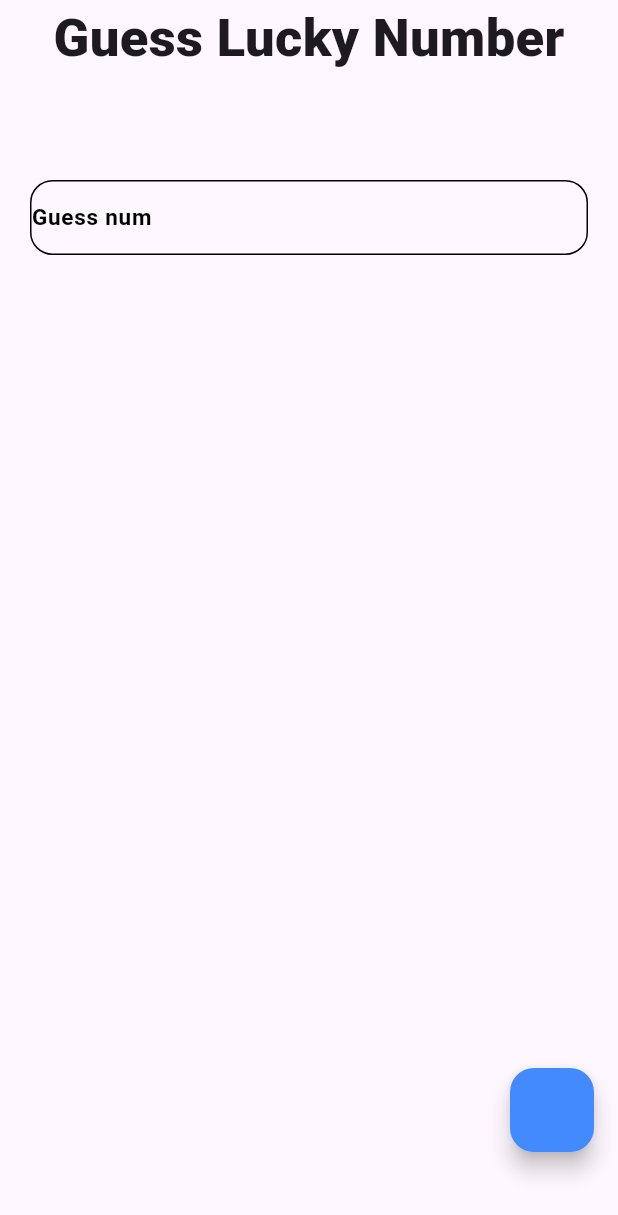
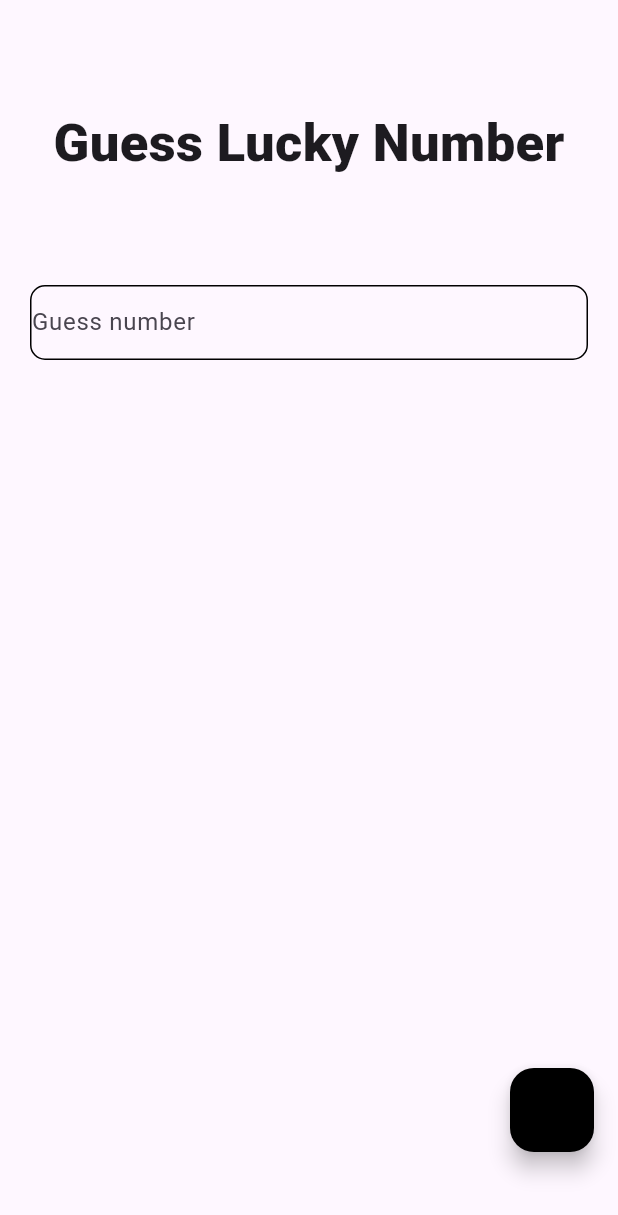
Before and after one commit to rehman3512/guess-lucky-num, a Flutter app: the screen it shows after launch, on a phone screen of 412 x 824 dp. Shown: the top 1215 px of the screen. Run offline on Flutter 3.47's test engine with Material 3 defaults, Android fonts, the phone set to English and light mode, and no system bars; our stand-ins replace get.

Commit message:
Update lucky_number.dart

```diff
--- a/lib/lucky_number.dart
+++ b/lib/lucky_number.dart
@@ -1,6 +1,100 @@
+// import 'package:flutter/material.dart';
+// import 'package:get/get.dart';
+// import 'dart:math';
+//
+// class lucky extends StatefulWidget {
+//   const lucky({super.key});
+//
+//   @override
+//   State<lucky> createState() => _luckyState();
+// }
+//
+// class _luckyState extends State<lucky> {
+//   TextEditingController numController = TextEditingController();
+//   int randomnum(){
+//     Random random=Random();
+//     return random.nextInt(9)+1;
+//   }
+//   @override
+//   Widget build(BuildContext context) {
+//     return Scaffold(
+//       floatingActionButton: Column(
+//         mainAxisAlignment: MainAxisAlignment.end,
+//         children: [
+//           FloatingActionButton(
+//               onPressed: (){
+//                 int num= int.parse(numController.text);
+//                 int lucky = randomnum();
+//                 if(num==lucky)
+//                   {
+//                     Get.defaultDialog(
+//                       title: "Conratulations...!",
+//                       content: Text("You Win",style: TextStyle(fontSize: 20,
+//                          fontWeight: FontWeight.w400),),
+//                       actions: [ Row(
+//                         mainAxisAlignment: MainAxisAlignment.spaceEvenly,
+//                         children: [
+//                         Text("Lucky num:$lucky"),
+//                         TextButton(onPressed: (){
+//                           numController.clear();
+//                           Navigator.pop(context);
+//                         }, child: Text("Okay"),
+//                         ),
+//                        ],),
+//                       ],
+//                     );
+//                   }
+//                 else
+//                   {
+//                     Get.defaultDialog(
+//                       title: "Bad luck...!",
+//                       content: Text("You lose",style: TextStyle(fontSize: 20,
+//                           fontWeight: FontWeight.w400)),
+//                       actions: [Row(
+//                         mainAxisAlignment: MainAxisAlignment.spaceEvenly,
+//                         children: [
+//                         Text("Luckynum=$lucky"),
+//                         TextButton(onPressed: (){
+//                           Navigator.pop(context);
+//                           numController.clear();
+//                         }, child: Text("Try again"))
+//                       ],)],
+//                     );
+//                   }
+//               },
+//             backgroundColor: Colors.blueAccent,),
+//           SizedBox(height: 40,),
+//         ],
+//       ),
+//       body: Column(children: [
+//       Text("Guess Lucky Number",style: TextStyle(
+//             fontWeight: FontWeight.w800,fontSize: 35,),),
+//           SizedBox(height: 70,),
+//         Container(  margin: EdgeInsets.only(left: 20,right: 20,bottom: 5),
+//           decoration: BoxDecoration(
+//             borderRadius: BorderRadius.circular(15),
+//             border: Border.all(),
+//           ),
+//           child: TextFormField(
+//             controller: numController,
+//             decoration: InputDecoration(
+//               border: InputBorder.none,
+//               hintText: "Guess num",
+//               hintStyle: TextStyle(
+//                 fontWeight: FontWeight.w600,fontSize: 15,
+//                 color: Colors.black,),
+//             ),
+//           ),
+//         ),
+//         SizedBox(height: 20,),
+//       ],),
+//     );
+//   }
+// }
+
+import 'dart:math';
 import 'package:flutter/material.dart';
 import 'package:get/get.dart';
-import 'dart:math';
 
 class lucky extends StatefulWidget {
   const lucky({super.key});
@@ -11,7 +105,7 @@ class lucky extends StatefulWidget {
 
 class _luckyState extends State<lucky> {
   TextEditingController numController = TextEditingController();
-  int randomnum(){
+  int randomnumber(){
     Random random=Random();
     return random.nextInt(9)+1;
   }
@@ -21,14 +115,14 @@ class _luckyState extends State<lucky> {
       floatingActionButton: Column(
         mainAxisAlignment: MainAxisAlignment.end,
         children: [
-          FloatingActionButton(
-              onPressed: (){
-                int num= int.parse(numController.text);
-                int lucky = randomnum();
+          FloatingActionButton(onPressed: (){
+            int num=int.parse(numController.text);
+            int lucky=randomnumber();
             if(num==lucky)
             {
               Get.defaultDialog(
-                      title: "Conratulations...!",
+                backgroundColor: Colors.grey,
+                title: "Congratulations...!",
                 content: Text("You Win",style: TextStyle(fontSize: 20,
                     fontWeight: FontWeight.w400),),
                 actions: [ Row(
@@ -40,54 +134,68 @@ class _luckyState extends State<lucky> {
                       Navigator.pop(context);
                     }, child: Text("Okay"),
                     ),
-                       ],),
                   ],
+                )],
               );
             }
             else
             {
               Get.defaultDialog(
-                      title: "Bad luck...!",
-                      content: Text("You lose",style: TextStyle(fontSize: 20,
-                          fontWeight: FontWeight.w400)),
+                backgroundColor: Colors.grey,
+                title: "You lose...!",
+                content: Text("Better luck next time",style: TextStyle(fontSize: 20,
+                    fontWeight: FontWeight.w400),),
                 actions: [Row(
                   mainAxisAlignment: MainAxisAlignment.spaceEvenly,
                   children: [
-                        Text("Luckynum=$lucky"),
+                    Text("Lucky num:$lucky"),
                     TextButton(onPressed: (){
+                      numController.clear();
                       Navigator.pop(context);
-                          numController.clear();
-                        }, child: Text("Try again"))
-                      ],)],
+                    }, child: Text("Play again"),
+                    ),
+                  ],
+                )],
               );
             }
-              },
-            backgroundColor: Colors.blueAccent,),
+          },backgroundColor: Colors.black,
+          ),
           SizedBox(height: 40,),
         ],
       ),
-      body: Column(children: [
+      body: Column(
+        children: [
+          SizedBox(height: 70,),
           Text("Guess Lucky Number",style: TextStyle(
             fontWeight: FontWeight.w800,fontSize: 35,),),
           SizedBox(height: 70,),
-        Container(  margin: EdgeInsets.only(left: 20,right: 20,bottom: 5),
+          Container(
+            margin: EdgeInsets.only(left: 20,right: 20,bottom: 5),
             decoration: BoxDecoration(
-            borderRadius: BorderRadius.circular(15),
+              //color: Colors.blueAccent,
+              borderRadius: BorderRadius.circular(10),
               border: Border.all(),
             ),
             child: TextFormField(
               controller: numController,
+              keyboardType: TextInputType.number,
               decoration: InputDecoration(
                 border: InputBorder.none,
-              hintText: "Guess num",
-              hintStyle: TextStyle(
-                fontWeight: FontWeight.w600,fontSize: 15,
-                color: Colors.black,),
+                hintText: "Guess number",
               ),
             ),
           ),
-        SizedBox(height: 20,),
-      ],),
+          // InkWell( onTap: (){},
+          //   child: Container(height: 45,width: 200,
+          //   decoration: BoxDecoration(
+          //     border: Border.all(),
+          //     borderRadius: BorderRadius.circular(15),
+          //   ),
+          //     child: Center(child: Text("confirm"),),
+          //   ),
+          // ),
+        ],
+      ),
     );
   }
 }
```
Lines whose indentation alone changed are shown as unchanged.
